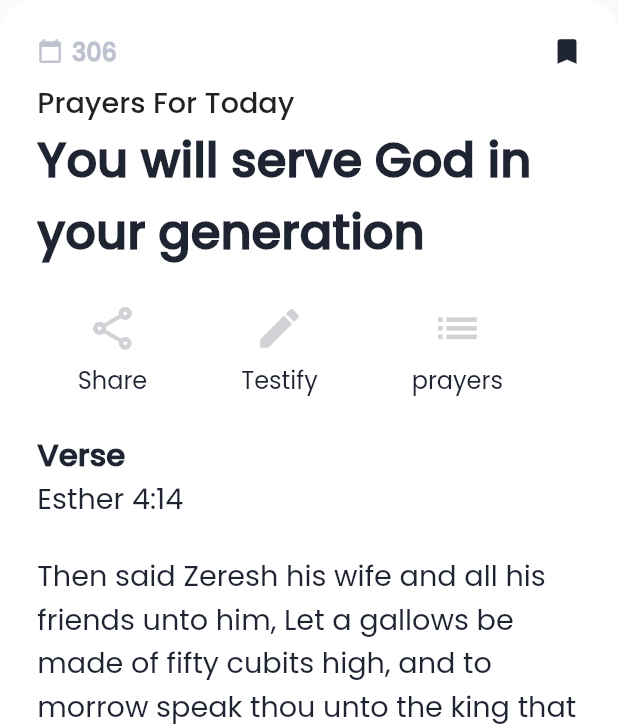
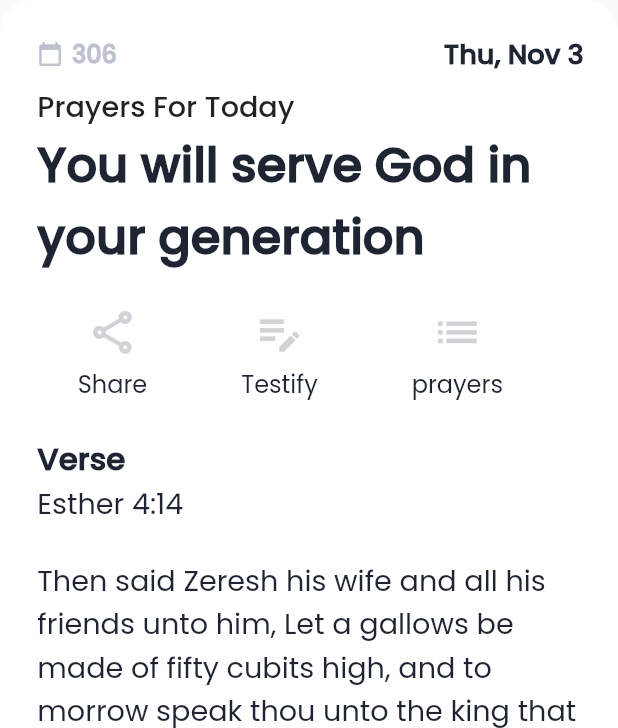
Before and after one commit to thejosh1/prophetic-prayers, a Flutter app: the screen it shows once a user with an empty profile is signed in, after a tap on "You will serve God in your generation", on a phone screen of 412 x 824 dp, the part 508-1236 px from its top. Run offline on Flutter 3.47's test engine with Material 2 defaults, Android fonts, the phone set to English and light mode, and no system bars; our stand-ins replace basic_utils, cloud_firestore, firebase_auth, firebase_core, firebase_dynamic_links, firebase_messaging and 9 more; missing offline and left inert: firebase_app_check; accounts and stored records are empty; network calls fail.

Commit message:
fixed a minor bug in the welcome screen

```diff
--- a/lib/pages/main_screen/welcome.dart
+++ b/lib/pages/main_screen/welcome.dart
@@ -60,15 +60,13 @@ class _WelcomeScreenState extends State<WelcomeScreen> {
     super.dispose();
   }
 
-
-
   @override
   Widget build(BuildContext context) {
     Size size = MediaQuery.of(context).size;
-    List daysofWeek = ["M", "T", "W", "T", "F", "S", "S"];
+    List daysofWeek = ["Mon", "Tue", "Wed", "Thu", "Fri", "Sat", "Sun"];
     List images = ["images/money.jfif", "images/school.jfif", "images/group-wild.jpg", "images/priest.jpg", "images/office.jfif", "images/basketball.jpg", "images/famimages2.jfif", "images/summer-seascape.jpg", "images/Cartoon_marriages.jpg", "images/warfare.webp", "images/adrianna-geo.jpg" ];
-    List daysInsWeek = [getTodaysDay(), getTodaysDay()+1, getTodaysDay()+2, getTodaysDay()+3, getTodaysDay()+4, getTodaysDay()+5, getTodaysDay()+6];
-    List weekimageList = ["images/thursday.jpeg", "images/friday.jpeg", "images/saturday.jpeg", "images/sunday.jpeg", "images/monday.jpeg", "images/tuesday.jpeg", "images/wednesday.jpeg",];
+    List daysInsWeek = [getTodaysDay()-2, getTodaysDay()-1, getTodaysDay(), getTodaysDay()+1, getTodaysDay()+2, getTodaysDay()+3, getTodaysDay()+4];
+    List weekimageList = ["images/monday.jpeg", "images/tuesday.jpeg",  "images/wednesday.jpeg", "images/thursday.jpeg", "images/friday.jpeg", "images/saturday.jpeg", "images/sunday.jpeg",];
     String currname = "Children";
     Color _randomColor = Color((math.Random().nextDouble() * 0xFFFFFF).toInt()).withOpacity(1.0);
     List planNames = ["Prosperity", "Academics", "Blessings", "Calling", "Career", "Discipline", "Health", "Lifestyle", "Marriage", "Warfare"];
@@ -119,7 +117,8 @@ class _WelcomeScreenState extends State<WelcomeScreen> {
                             scriptureList[getTodaysDay()-1].verse,
                             scriptureList[getTodaysDay()-1].date,
                             currname,
-                            images[0]
+                            images[0],
+                            DateFormat.MMMEd().format(DateTime.now())
                           ]);
                         },
                         child: Column(
@@ -161,7 +160,7 @@ class _WelcomeScreenState extends State<WelcomeScreen> {
                               ),
                             ),
                             SizedBox(width: Dimensions.Width10),
-                            Text("Prayers for the rest of the week", style: TextStyle(fontSize: Dimensions.Width15+1, fontWeight: FontWeight.w600, color: const Color(0xFF1E2432)),),
+                            Text("Prayers for the week", style: TextStyle(fontSize: Dimensions.Width15+1, fontWeight: FontWeight.w600, color: const Color(0xFF1E2432)),),
                           ],
                         ),
                       ),
@@ -195,7 +194,8 @@ class _WelcomeScreenState extends State<WelcomeScreen> {
                                                    scriptureList[daysInsWeek[index]].verse,
                                                    scriptureList[daysInsWeek[index]].date,
                                                    currname,
-                                                   images[0]
+                                                   images[0],
+                                                   daysofWeek[index] + ', ' + scriptureList[daysInsWeek[index]].date,
                                                  ]);
                                                },
                                                child: Container(
--- a/lib/pages/prayer_detail_screens/prayer_detail_screen.dart
+++ b/lib/pages/prayer_detail_screens/prayer_detail_screen.dart
@@ -5,6 +5,7 @@ import 'package:flutter/services.dart';
 
 import 'package:get/get.dart';
 import 'package:get/get_core/src/get_main.dart';
+import 'package:intl/intl.dart';
 import 'package:path_provider/path_provider.dart';
 import 'package:prophetic_prayers/utils/dimensions.dart';
 import 'package:share_plus/share_plus.dart';
@@ -119,11 +120,7 @@ class _PrayerDetailScreenState extends State<PrayerDetailScreen> {
                                   )
                                 ],
                               ),
-                              Icon(
-                                Icons.bookmark,
-                                color: const Color(0xFF1E2432),
-                                size: Dimensions.Width19,
-                              )
+                              Text("${data[7]}" ,style: TextStyle(fontWeight: FontWeight.bold, fontSize: Dimensions.Width15+1, color: const Color(0xFF1E2432)),)
                             ],
                           ),
                           SizedBox(
@@ -193,7 +190,7 @@ class _PrayerDetailScreenState extends State<PrayerDetailScreen> {
                                     Column(
                                       children: [
                                         Icon(
-                                          Icons.edit,
+                                          Icons.edit_note,
                                           size: Dimensions.Height29,
                                           color: const Color(0xFFD1D1D6),
                                         ),
```
